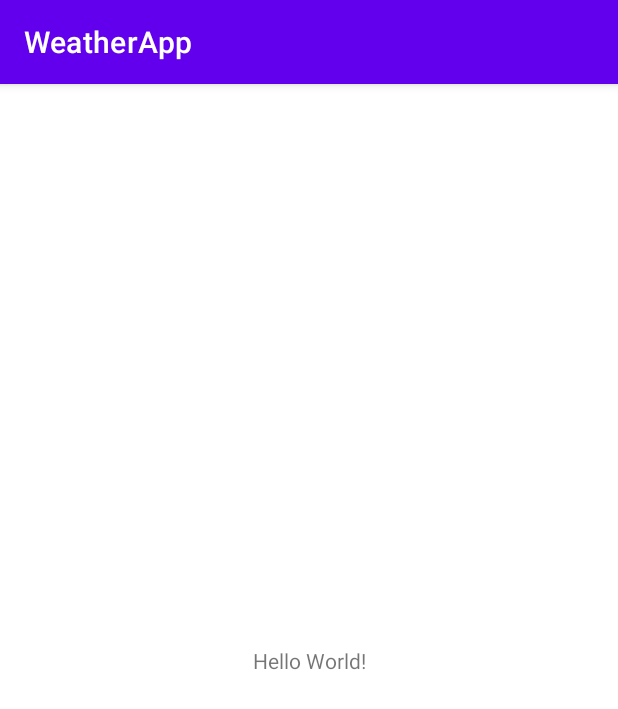
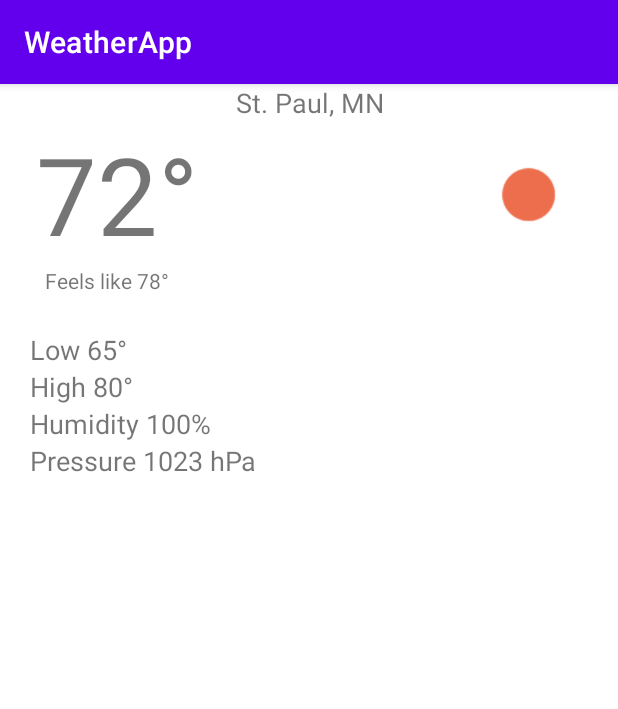
Before and after one commit to rockadock/WeatherApp, an Android app: the screen it shows after launch (MainActivity), on a phone screen of 412 x 824 dp. Shown: the top 709 px of the screen. Run offline under Robolectric (Android 15) with nearby library versions, the phone set to English and light mode, and no system bars.

Commit message:
Assignment 2

```diff
--- a/app/src/main/java/com/example/weatherapp/MainActivity.kt
+++ b/app/src/main/java/com/example/weatherapp/MainActivity.kt
@@ -7,5 +7,7 @@ class MainActivity : AppCompatActivity() {
     override fun onCreate(savedInstanceState: Bundle?) {
         super.onCreate(savedInstanceState)
         setContentView(R.layout.activity_main)
+
+
     }
 }
--- a/app/src/main/res/layout/activity_main.xml
+++ b/app/src/main/res/layout/activity_main.xml
@@ -1,18 +1,118 @@
 <?xml version="1.0" encoding="utf-8"?>
 <androidx.constraintlayout.widget.ConstraintLayout xmlns:android="http://schemas.android.com/apk/res/android"
+
     xmlns:app="http://schemas.android.com/apk/res-auto"
     xmlns:tools="http://schemas.android.com/tools"
     android:layout_width="match_parent"
     android:layout_height="match_parent"
     tools:context=".MainActivity">
 
-    <TextView
-        android:layout_width="wrap_content"
-        android:layout_height="wrap_content"
-        android:text="Hello World!"
-        app:layout_constraintBottom_toBottomOf="parent"
-        app:layout_constraintEnd_toEndOf="parent"
-        app:layout_constraintStart_toStartOf="parent"
-        app:layout_constraintTop_toTopOf="parent" />
+   <TextView
+       android:id="@+id/city_name"
+       android:layout_width="match_parent"
+       android:layout_height="wrap_content"
+       android:text="@string/city_name"
+       android:textAlignment="center"
+       android:textSize="18sp"
+       app:layout_constraintStart_toStartOf="parent"
+       app:layout_constraintEnd_toEndOf="parent"
+       app:layout_constraintTop_toTopOf="parent" />
+
+   <TextView
+      android:id="@+id/current_temp"
+       android:layout_width="wrap_content"
+       android:layout_height="wrap_content"
+      android:text="@string/current_temp"
+      android:textSize="72sp"
+       android:layout_marginStart="24dp"
+       app:layout_constraintStart_toStartOf="parent"
+       app:layout_constraintTop_toBottomOf="@+id/city_name"/>
+
+
+   <TextView
+       android:id="@+id/feels_like_temp"
+       android:layout_width="wrap_content"
+       android:layout_height="wrap_content"
+       android:text="@string/feelslike_temp"
+       android:layout_marginStart="30dp"
+       app:layout_constraintStart_toStartOf="parent"
+       app:layout_constraintTop_toBottomOf="@+id/current_temp" />
+
+
+   <TextView
+       android:id="@+id/low_temp"
+       android:layout_width="wrap_content"
+       android:layout_height="wrap_content"
+       android:layout_marginStart="20dp"
+       android:layout_marginTop="24dp"
+       android:text="@string/low_temp"
+       android:textSize="18dp"
+       app:layout_constraintStart_toStartOf="parent"
+
+       app:layout_constraintTop_toBottomOf="@id/feels_like_temp" />
+
+   <TextView
+      android:id="@+id/high_temp"
+       android:layout_width="wrap_content"
+       android:layout_height="wrap_content"
+      android:text="@string/high_temp"
+       android:textSize="18dp"
+      android:layout_marginStart="20dp"
+      app:layout_constraintStart_toStartOf="parent"
+      app:layout_constraintTop_toBottomOf="@id/low_temp"
+      />
+
+   <TextView
+      android:id="@+id/humidity_percent"
+       android:layout_width="wrap_content"
+       android:layout_height="wrap_content"
+      android:text="@string/humidity_percent"
+       android:textSize="18dp"
+      android:layout_marginStart="20dp"
+      app:layout_constraintStart_toStartOf="parent"
+      app:layout_constraintTop_toBottomOf="@+id/high_temp"
+      />
+
+   <TextView
+      android:id="@+id/pressure_level"
+       android:layout_width="wrap_content"
+       android:layout_height="wrap_content"
+      android:text="@string/pressure_level"
+       android:textSize="18dp"
+      android:layout_marginStart="20dp"
+      app:layout_constraintStart_toStartOf="parent"
+      app:layout_constraintTop_toBottomOf="@+id/humidity_percent"
+      />
+
+
+
+
+
+
+
+
+
+
+
+   <ImageView
+      android:id="@+id/current_condition_icon"
+       android:layout_width="72dp"
+       android:layout_height="72dp"
+       android:importantForAccessibility="no"
+       android:layout_marginEnd="24dp"
+      android:src="@drawable/sun_icon"
+      app:layout_constraintEnd_toEndOf="parent"
+      app:layout_constraintTop_toTopOf="@id/current_temp"
+      app:layout_constraintBottom_toBottomOf="@+id/current_temp"
+      />
+
+
+
+
+
+
+
+
+
 
 </androidx.constraintlayout.widget.ConstraintLayout>
--- a/app/src/main/res/values/strings.xml
+++ b/app/src/main/res/values/strings.xml
@@ -1,3 +1,10 @@
 <resources>
     <string name="app_name">WeatherApp</string>
+    <string name="city_name">St. Paul, MN</string>
+    <string name="current_temp">72°</string>
+    <string name="feelslike_temp">Feels like 78°</string>
+    <string name="low_temp">Low 65°</string>
+    <string name="high_temp">High 80°</string>
+    <string name="humidity_percent">Humidity 100%</string>
+    <string name="pressure_level">Pressure 1023 hPa</string>
 </resources>
```
Also changed, not shown: app/src/main/res/drawable/sun_icon.png (added).
